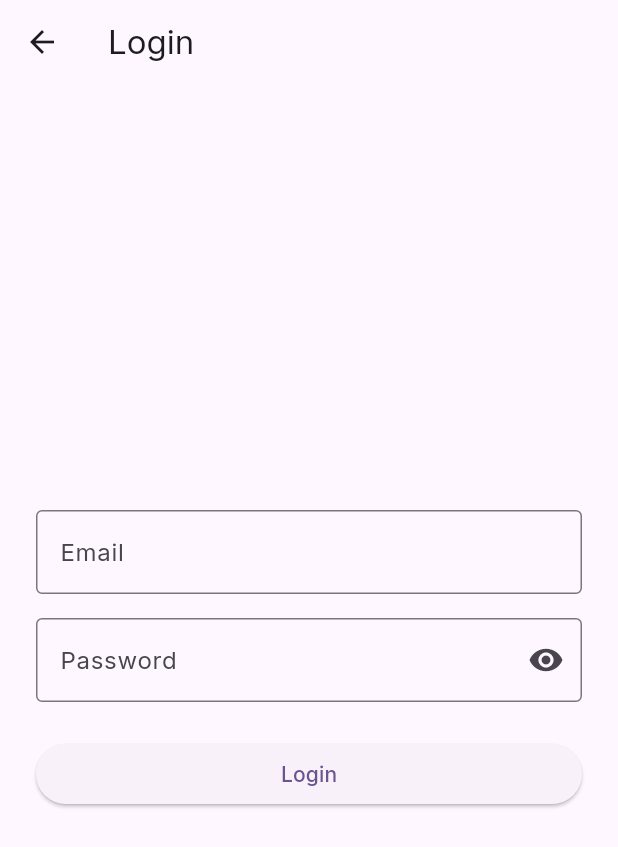
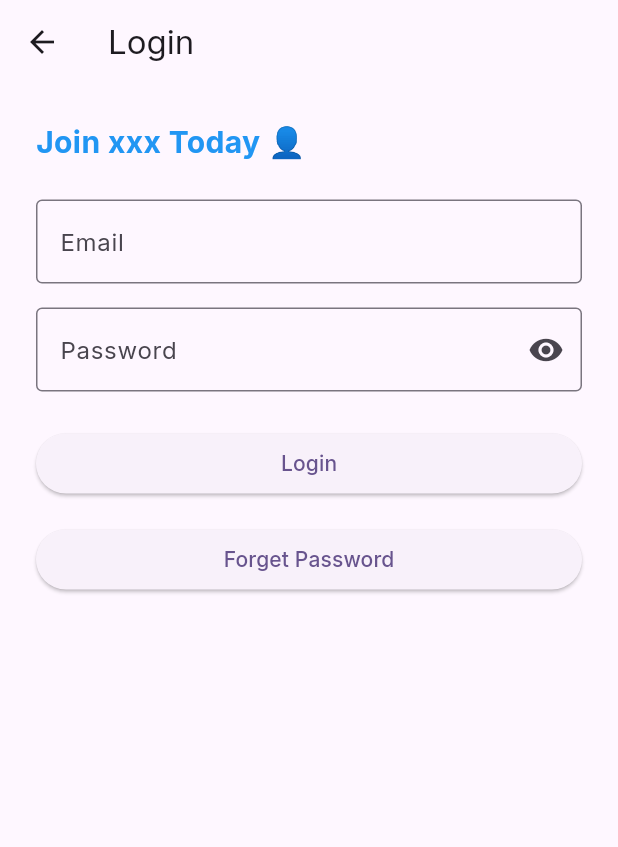
Before and after one commit to AccessibleDitto/4bit_hackit, a Flutter app: the screen it shows after launch, after a tap on "Go to Second Page", on a phone screen of 412 x 824 dp. Shown: the top 847 px of the screen. Run offline on Flutter 3.47's test engine with Material 3 defaults, Android fonts, the phone set to English and light mode, and no system bars; our stand-ins replace cloud_firestore, firebase_core, google_fonts; accounts and stored records are empty.

Commit message:
added firebase and firestore
Tested functionality:
- Set
- Get

```diff
--- a/flutter_application_4bit/lib/login.dart
+++ b/flutter_application_4bit/lib/login.dart
@@ -1,4 +1,8 @@
 import 'package:flutter/material.dart'; // Import Flutter Material widgets and themes
+import 'package:cloud_firestore/cloud_firestore.dart';
+// Initialize Firestore instance
+
+final db = FirebaseFirestore.instance; // Initialize Firestore instance
 
 // Define a stateful widget for the login page
 class LoginPage extends StatefulWidget {
@@ -26,9 +30,10 @@ class _LoginPageState extends State<LoginPage> {
     if (_formKey.currentState!.validate()) {
       // Save the form fields (triggers onSaved for each field)
       _formKey.currentState!.save();
-
-      // Show a dialog displaying the entered email and password
-      showDialog(
+      db.collection('users').doc(_email).set({// Save email and password to Firestore
+        'password': _password,
+      }).then(
+        (value) =>       showDialog(
         context: context,
         builder: (context) => AlertDialog(
           title: const Text('Login Info'),
@@ -40,8 +45,48 @@ class _LoginPageState extends State<LoginPage> {
             ),
           ],
         ),
-      );
+      ), // Print success message on successful addition
+      ).catchError(
+        (error) => print("Failed to add user: $error"));
+      // Show a dialog displaying the entered email and password
+
     }
+  }
+  void _forgetPassword() {
+    // Logic to handle password reset or forget password functionality
+    db.collection('users').doc(_email).get().then((doc) {
+      if (doc.exists) {
+        // If the user exists, show a dialog with the email
+        showDialog(
+          context: context,
+          builder: (context) => AlertDialog(
+            title: const Text('Forgot Password'),
+            content: Text(doc.data()?["password"] ?? 'No password set for this user.'),
+            actions: [
+              TextButton(
+                onPressed: () => Navigator.pop(context), // Close the dialog
+                child: const Text('OK'),
+              ),
+            ],
+          ),
+        );
+      } else {
+        // If the user does not exist, show an error message
+        showDialog(
+          context: context,
+          builder: (context) => AlertDialog(
+            title: const Text('Error'),
+            content: const Text('User does not exist. Please sign up first.'),
+            actions: [
+              TextButton(
+                onPressed: () => Navigator.pop(context), // Close the dialog
+                child: const Text('OK'),
+              ),
+            ],
+          ),
+        );
+      }
+    });
   }
 
   @override
@@ -54,8 +99,23 @@ class _LoginPageState extends State<LoginPage> {
           child: Form(
             key: _formKey, // Connect form with the global key for validation
             child: Column(
-              mainAxisSize: MainAxisSize.min, // Column takes only as much space as needed
+              mainAxisSize: MainAxisSize.max, // Column takes only as much space as needed
               children: [
+                // Add a text box above the text fields
+                Align(
+                  alignment: Alignment.centerLeft,
+                  child: Text(
+                    'Join xxx Today \u{1F464}',
+                    style: TextStyle(
+                      fontSize: 20, // Font size for the text
+                      color: Colors.blue, // Text color
+                      fontWeight: FontWeight.bold, // Make the text bold
+                      ),
+                    textAlign: TextAlign.left,
+                  ),
+                ),
+                const SizedBox(height: 24), // Space between text and fields
+
                 // Email input field
                 TextFormField(
                   decoration: const InputDecoration(
@@ -102,6 +162,15 @@ class _LoginPageState extends State<LoginPage> {
                     child: const Text('Login'), // Button label
                   ),
                 ),
+                const SizedBox(height: 16), // Space before forget password button
+                // Full-width forget password button
+                SizedBox(
+                  width: double.infinity, // Button stretches full width
+                  child: ElevatedButton(
+                    onPressed: _forgetPassword, // Call _forgetPassword function when pressed
+                    child: const Text('Forget Password'), // Button label
+                  ),
+                ),
               ],
             ),
           ),
--- a/flutter_application_4bit/lib/main.dart
+++ b/flutter_application_4bit/lib/main.dart
@@ -1,8 +1,17 @@
+import 'package:firebase_core/firebase_core.dart';
+import 'firebase_options.dart';
 import 'package:flutter/material.dart';
 import 'package:google_fonts/google_fonts.dart'; // Add this import
 import 'login.dart';
+import 'package:cloud_firestore/cloud_firestore.dart';
+// Initialize Firestore instance
 
-void main() {
+final db = FirebaseFirestore.instance; // Initialize Firestore instance
+void main() async {
+  WidgetsFlutterBinding.ensureInitialized();
+  await Firebase.initializeApp(
+    options: DefaultFirebaseOptions.currentPlatform,
+  );
   runApp(const MyApp());
 }
 
--- a/flutter_application_4bit/pubspec.yaml
+++ b/flutter_application_4bit/pubspec.yaml
@@ -34,6 +34,8 @@ dependencies:
   # The following adds the Cupertino Icons font to your application.
   # Use with the CupertinoIcons class for iOS style icons.
   cupertino_icons: ^1.0.8
+  firebase_core: ^4.0.0 # Use the latest version
+  cloud_firestore: ^6.0.0
 
 dev_dependencies:
   flutter_test:
```
Also changed, not shown: flutter_application_4bit/firebase.json (added), flutter_application_4bit/lib/firebase_options.dart (added), flutter_application_4bit/pubspec.lock, 6 other files.
